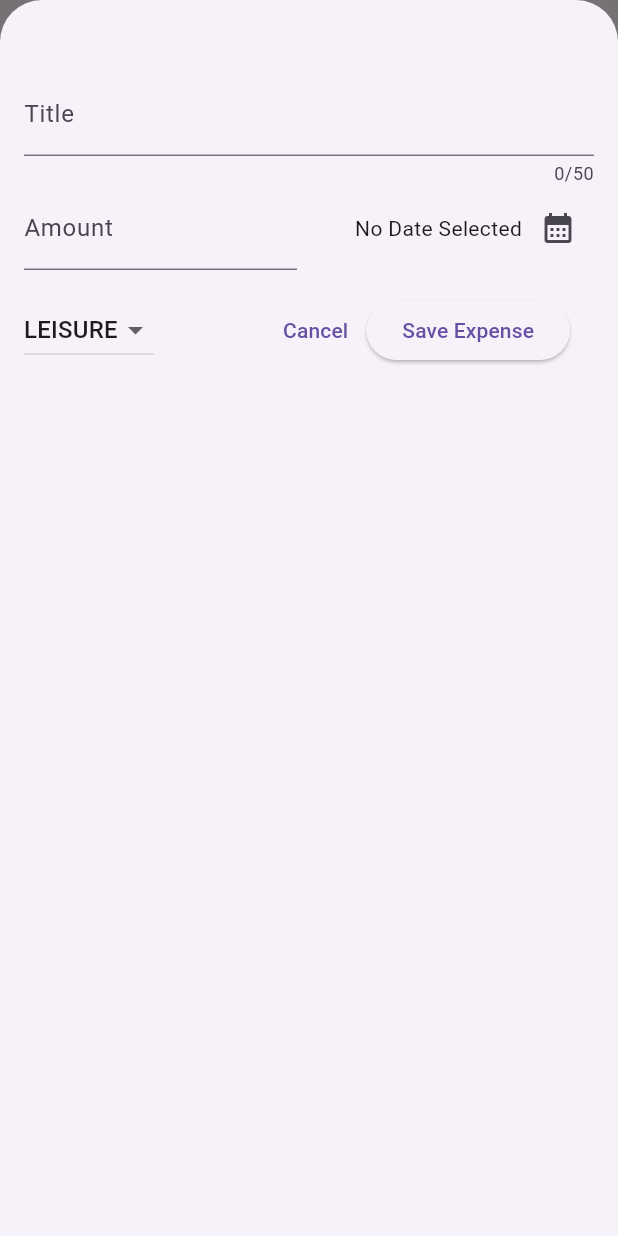
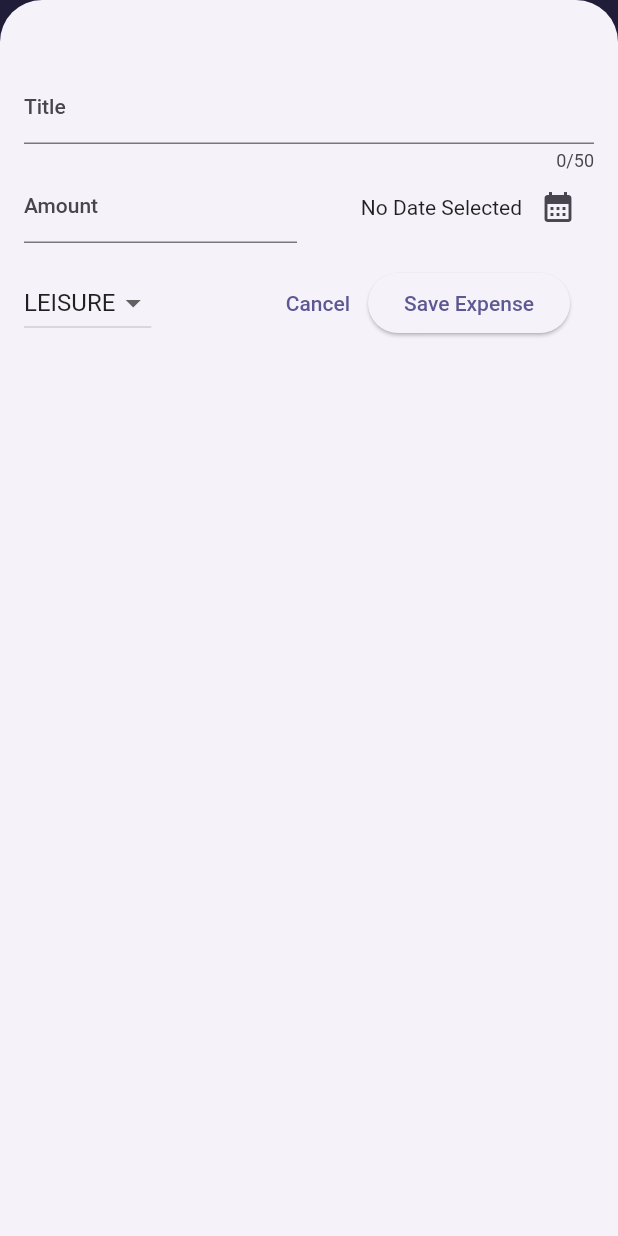
Before and after one commit to LuisDutra/expense_tracker, a Flutter app: the screen it shows after launch, after a tap on the "add" icon, on a phone screen of 412 x 824 dp. Run offline on Flutter 3.47's test engine with Material 2 defaults, Android fonts, the phone set to English and light mode, and no system bars.

Commit message:
add theme to the app

```diff
--- a/lib/main.dart
+++ b/lib/main.dart
@@ -1,10 +1,20 @@
 import 'package:expense_tracker/models/widgets/expenses.dart';
 import 'package:flutter/material.dart';
+
+var kColorScheme = ColorScheme.fromSeed(
+  seedColor: const Color.fromARGB(122, 36, 21, 123),
+);
 
 void main() {
   runApp(
     MaterialApp(
-      theme: ThemeData(useMaterial3: true),
+      theme: ThemeData().copyWith(
+          useMaterial3: true,
+          colorScheme: kColorScheme,
+          appBarTheme: const AppBarTheme().copyWith(
+            backgroundColor: kColorScheme.onPrimaryContainer,
+            foregroundColor: kColorScheme.primaryContainer,
+          )),
       home: const Expenses(),
     ),
   );
```
